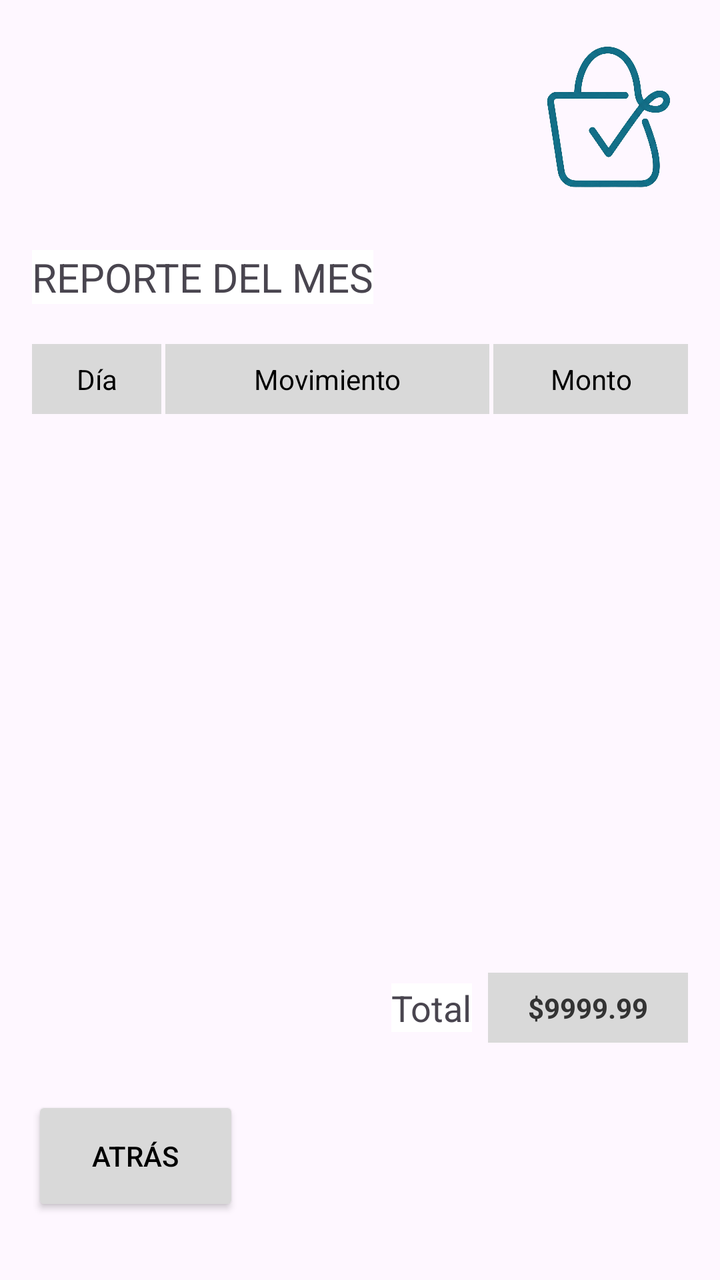
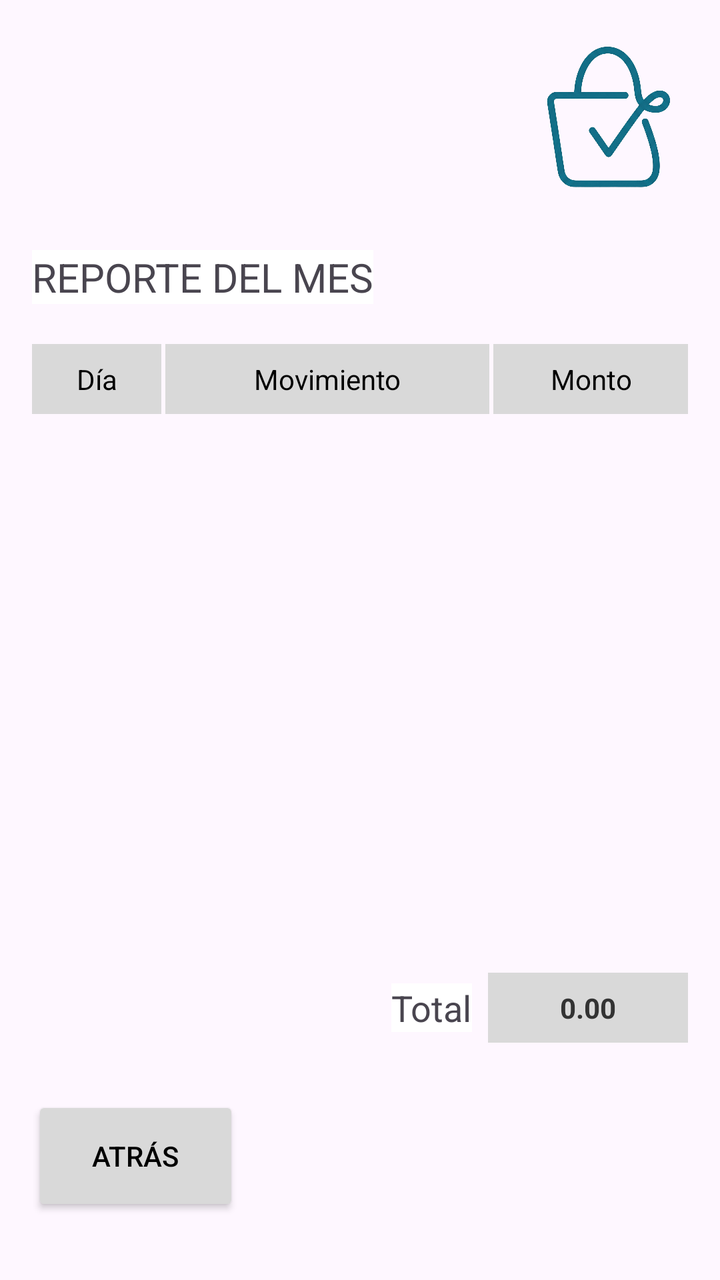

Screens rendered from an Android XML layout before and after an edit, with the pre-edit source and the edit as a unified diff.
<!-- AndroidManifest.xml: application theme Theme.BitacoraV1 -->
<!-- res/layout/activity_reporte_mensual.xml -->
<?xml version="1.0" encoding="utf-8"?>
<androidx.constraintlayout.widget.ConstraintLayout xmlns:android="http://schemas.android.com/apk/res/android"
    xmlns:app="http://schemas.android.com/apk/res-auto"
    xmlns:tools="http://schemas.android.com/tools"
    android:id="@+id/main"
    android:layout_width="match_parent"
    android:layout_height="match_parent"
    tools:context=".reporte_mensual"
    android:padding="16dp">

    <ImageView
        android:id="@+id/ivLogoReporte"
        android:layout_width="79dp"
        android:layout_height="85dp"
        android:src="@drawable/logo"
        app:layout_constraintEnd_toEndOf="parent"
        app:layout_constraintTop_toTopOf="parent" />

    <TextView
        android:id="@+id/tvTituloReporte"
        android:layout_width="wrap_content"
        android:layout_height="wrap_content"
        android:layout_marginTop="24dp"
        android:text="REPORTE DEL MES"
        android:background="#ffffff"
        android:textSize="20sp"
        app:layout_constraintStart_toStartOf="parent"
        app:layout_constraintTop_toBottomOf="@id/ivLogoReporte" />

    <LinearLayout
        android:id="@+id/llHeaders"
        android:layout_width="match_parent"
        android:layout_height="wrap_content"
        android:layout_marginTop="20dp"
        android:orientation="horizontal"
        android:weightSum="10"
        app:layout_constraintTop_toBottomOf="@id/tvTituloReporte">

        <TextView
            android:layout_width="0dp"
            android:layout_height="wrap_content"
            android:layout_weight="2"
            android:background="#D9D9D9"
            android:gravity="center"
            android:padding="8dp"
            android:text="Día"
            android:textColor="#000000" />

        <TextView
            android:layout_width="0dp"
            android:layout_height="wrap_content"
            android:layout_weight="5"
            android:layout_marginHorizontal="2dp"
            android:background="#D9D9D9"
            android:gravity="center"
            android:padding="8dp"
            android:text="Movimiento"
            android:textColor="#000000" />

        <TextView
            android:layout_width="0dp"
            android:layout_height="wrap_content"
            android:layout_weight="3"
            android:background="#D9D9D9"
            android:gravity="center"
            android:padding="8dp"
            android:text="Monto"
            android:textColor="#000000" />
    </LinearLayout>

    <androidx.recyclerview.widget.RecyclerView
        android:id="@+id/rvDetalleMensual"
        android:layout_width="match_parent"
        android:layout_height="0dp"
        android:layout_marginBottom="8dp"
        app:layout_constraintBottom_toTopOf="@+id/tvTotalLabel"
        app:layout_constraintTop_toBottomOf="@id/llHeaders"
        tools:listitem="@layout/activity_item_reporte_mensual" />

    <TextView
        android:id="@+id/tvTotalLabel"
        android:layout_width="wrap_content"
        android:layout_height="wrap_content"
        android:layout_marginEnd="8dp"
        android:layout_marginBottom="32dp"
        android:text="Total"
        android:background="#ffffff"
        android:textSize="18sp"
        app:layout_constraintBottom_toTopOf="@+id/btnAtrasReporte"
        app:layout_constraintEnd_toStartOf="@+id/tvMontoTotal" />

    <TextView
        android:id="@+id/tvMontoTotal"
        android:layout_width="100dp"
        android:layout_height="wrap_content"
        android:background="#D9D9D9"
        android:gravity="center"
        android:padding="8dp"
        android:text="$9999.99"
        android:textColor="#333333"
        android:textStyle="bold"
        app:layout_constraintBottom_toBottomOf="@+id/tvTotalLabel"
        app:layout_constraintEnd_toEndOf="parent"
        app:layout_constraintTop_toTopOf="@+id/tvTotalLabel" />

    <Button
        android:id="@+id/btnAtrasReporte"
        android:layout_width="wrap_content"
        android:layout_height="60dp"
        android:layout_marginBottom="16dp"
        android:backgroundTint="#D9D9D9"
        android:paddingHorizontal="30dp"
        android:text="Atrás"
        android:textColor="#000000"
        app:cornerRadius="30dp"
        app:layout_constraintBottom_toBottomOf="parent"
        app:layout_constraintStart_toStartOf="parent" />

</androidx.constraintlayout.widget.ConstraintLayout>
<!-- res/layout/activity_item_reporte_mensual.xml (included above) -->
<?xml version="1.0" encoding="utf-8"?>
<LinearLayout xmlns:android="http://schemas.android.com/apk/res/android"
    android:layout_width="match_parent"
    android:layout_height="wrap_content"
    android:orientation="horizontal"
    android:weightSum="10">

    <TextView
        android:id="@+id/tvFilaDia"
        android:layout_width="0dp"
        android:layout_height="match_parent"
        android:layout_weight="2"
        android:background="#F2F2F2"
        android:gravity="center_horizontal"
        android:padding="8dp"
        android:text="Fecha"
        android:textColor="#333333"
        android:textSize="12sp" />

    <TextView
        android:id="@+id/tvFilaMovimiento"
        android:layout_width="0dp"
        android:layout_height="wrap_content"
        android:layout_weight="5"
        android:layout_marginHorizontal="2dp"
        android:background="#F2F2F2"
        android:minHeight="50dp"
        android:padding="8dp"
        android:text=" Nombre del Articulo"
        android:textColor="#333333"
        android:textSize="13sp" />

    <TextView
        android:id="@+id/tvFilaMonto"
        android:layout_width="0dp"
        android:layout_height="match_parent"
        android:layout_weight="3"
        android:background="#F2F2F2"
        android:gravity="end"
        android:padding="8dp"
        android:text="000.00"
        android:textColor="#333333"
        android:textSize="13sp" />

</LinearLayout>
<!-- resources referenced by this layout -->
<resources>
  <!-- drawable logo: png bitmap (drawable, 204953 bytes) -->
  <style name="Theme.BitacoraV1" parent="Base.Theme.BitacoraV1" />
  <style name="Base.Theme.BitacoraV1" parent="Theme.Material3.DayNight.NoActionBar">
          
          
      </style>
</resources>

<!-- the commit's change to res/layout/activity_reporte_mensual.xml (unified diff, before → after) -->
@@ -96,7 +96,7 @@
         android:background="#D9D9D9"
         android:gravity="center"
         android:padding="8dp"
-        android:text="$9999.99"
+        android:text="0.00"
         android:textColor="#333333"
         android:textStyle="bold"
         app:layout_constraintBottom_toBottomOf="@+id/tvTotalLabel"
